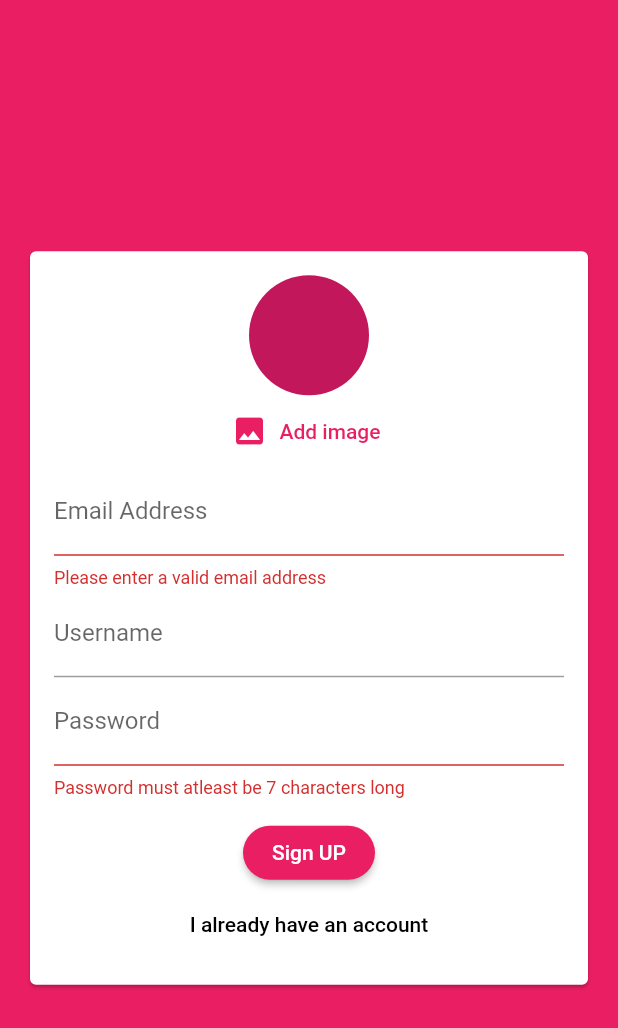
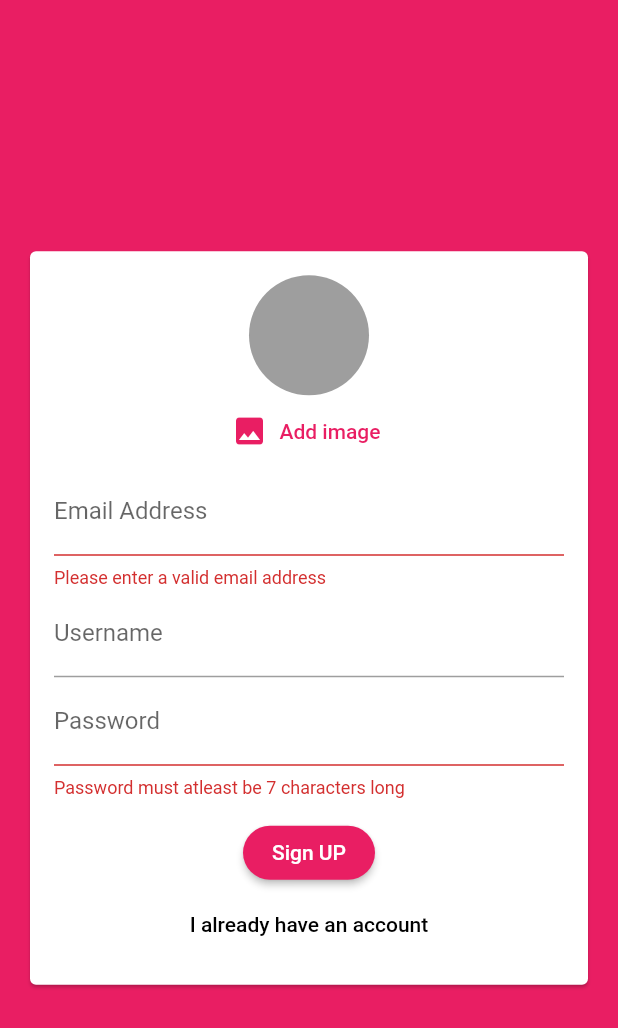
Before and after one commit to Abiolagbode/hiChat, a Flutter app: the screen it shows after launch, after a tap on "Login", after a tap on "Create a new account", on a phone screen of 412 x 824 dp. Shown: the top 1028 px of the screen. Run offline on Flutter 3.47's test engine with Material 2 defaults, Android fonts, the phone set to English and light mode, and no system bars; our stand-ins replace cloud_firestore, firebase_auth, firebase_messaging, firebase_storage, image_picker; accounts and stored records are empty.

```diff
--- a/lib/main.dart
+++ b/lib/main.dart
@@ -1,5 +1,6 @@
 import 'package:abiolachat/screen/auth_screen.dart';
 import 'package:abiolachat/screen/chat_screen.dart';
+import 'package:abiolachat/screen/splash_screen.dart';
 import 'package:flutter/material.dart';
 import 'package:firebase_auth/firebase_auth.dart';
 
@@ -36,6 +37,9 @@ class MyApp extends StatelessWidget {
         visualDensity: VisualDensity.adaptivePlatformDensity,
       ),
       home: StreamBuilder(stream: FirebaseAuth.instance.onAuthStateChanged,builder: (ctx, userSnapshot){
+        if(userSnapshot.connectionState == ConnectionState.waiting){
+          return SplashScreen();
+        }
         if(userSnapshot.hasData){
           return ChatScreen();
         }else
--- /dev/null
+++ b/lib/screen/splash_screen.dart
@@ -0,0 +1,14 @@
+import 'package:flutter/material.dart';
+
+class SplashScreen extends StatelessWidget {
+  @override
+  Widget build(BuildContext context) {
+    return Scaffold(
+      backgroundColor: Theme.of(context).primaryColor,
+      body: Center(
+        child: Text("Loading..."),
+      ),
+
+    );
+  }
+}
--- a/lib/widget/auth_form.dart
+++ b/lib/widget/auth_form.dart
@@ -1,3 +1,6 @@
+import 'dart:io';
+
+import 'package:abiolachat/widget/pickers/user_image_picker.dart';
 import 'package:flutter/material.dart';
 
 /* created by Abiola Gbode
@@ -14,6 +17,7 @@ class AuthForm extends StatefulWidget {
     String email,
     String username,
     String password,
+    File image,
     bool isLogin,
     BuildContext ctx
   ) submitFn;
@@ -29,16 +33,29 @@ class _AuthFormState extends State<AuthForm> {
   String _userEmail = '';
   String _userName = '';
   String _userPassword = '';
+  var _userImageFile ;
+
+  void _pickedImage(File image){
+    _userImageFile = image;
+
+  }
 
   void _trySubmit() {
     final isvalid = _formKey.currentState.validate();
     FocusScope.of(context).unfocus();
+
+    if(_userImageFile == null && !_isLogin){
+      Scaffold.of(context).showSnackBar(SnackBar(content: Text("Please pick an Image."),backgroundColor: Theme.of(context).errorColor,),);
+      return;
+    }
+
     if (isvalid) {
       _formKey.currentState.save();
       widget.submitFn(
         _userEmail.trim(),
         _userName.trim(),
         _userPassword.trim(),
+        _userImageFile,
         _isLogin,
         context,
       );
@@ -58,10 +75,12 @@ class _AuthFormState extends State<AuthForm> {
               child: Column(
                 mainAxisSize: MainAxisSize.min,
                 children: <Widget>[
-                  CircleAvatar(radius: 40,),
-                  FlatButton.icon(onPressed: (){}, icon: Icon(Icons.image), label: Text('Add image'),textColor: Theme.of(context).primaryColor,),
+                  if(!_isLogin)UserImagePicker(_pickedImage),
                   TextFormField(
                     key: ValueKey("email"),
+                    autocorrect: false,
+                    textCapitalization: TextCapitalization.none,
+                    enableSuggestions: false,
                     validator: (value) {
                       if (value.isEmpty || !value.contains("@")) {
                         return "Please enter a valid email address";
@@ -77,6 +96,9 @@ class _AuthFormState extends State<AuthForm> {
                   if (!_isLogin)
                     TextFormField(
                       key: ValueKey("username"),
+                      autocorrect: true,
+                    textCapitalization: TextCapitalization.words,
+                    enableSuggestions: false,
                       validator: (value) {
                         if (value.isEmpty || value.length <= 4) {
                           return "Username must atleast be 4 characters long";
--- a/lib/widget/chat/messages.dart
+++ b/lib/widget/chat/messages.dart
@@ -36,6 +36,7 @@ class Messages extends StatelessWidget {
                 itemBuilder: (ctx, index) => MessageBuble(
                   chatDocs[index]['text'],
                   chatDocs[index]['username'],
+                  chatDocs[index]['userImage'],
                   chatDocs[index]['userId'] == futureSnapshot.data.uid,
                   key: ValueKey(chatDocs[index].documentID),
                 ),
--- a/lib/widget/chat/new_message.dart
+++ b/lib/widget/chat/new_message.dart
@@ -26,6 +26,7 @@ class _NewMessageState extends State<NewMessage> {
       'createdAt': Timestamp.now(),
       'userId' : user.uid,
       'username' : userData['username'],
+      'userImage' : userData['image_url'],
     });
     _controller.clear();
   }
@@ -40,6 +41,9 @@ class _NewMessageState extends State<NewMessage> {
           Expanded(
             child: TextField(
               controller: _controller,
+              textCapitalization: TextCapitalization.sentences,
+              autocorrect: true,
+              enableSuggestions: true,
               decoration: InputDecoration(labelText: 'Send a Message...'),
               onChanged: (value) {
                 setState(() {
--- /dev/null
+++ b/lib/widget/pickers/user_image_picker.dart
@@ -0,0 +1,49 @@
+import 'dart:io';
+
+import 'package:flutter/material.dart';
+import 'package:image_picker/image_picker.dart';
+
+class UserImagePicker extends StatefulWidget {
+  UserImagePicker(this.imagePickFn);
+
+  final void Function(File pickedImage) imagePickFn;
+
+  @override
+  _UserImagePickerState createState() => _UserImagePickerState();
+}
+
+class _UserImagePickerState extends State<UserImagePicker> {
+  File _pickedImage;
+
+  void _pickImage() async {
+    final pickedImageFile = await ImagePicker.pickImage(
+      source: ImageSource.gallery,
+      imageQuality: 50,
+      maxWidth: 150,
+    );
+    setState(() {
+      _pickedImage = pickedImageFile;
+    });
+    widget.imagePickFn(pickedImageFile);
+  }
+
+  @override
+  Widget build(BuildContext context) {
+    return Column(
+      children: <Widget>[
+        CircleAvatar(
+          radius: 40,
+          backgroundColor: Colors.grey,
+          backgroundImage:
+              _pickedImage != null ? FileImage(_pickedImage) : null,
+        ),
+        FlatButton.icon(
+          onPressed: _pickImage,
+          icon: Icon(Icons.image),
+          label: Text('Add image'),
+          textColor: Theme.of(context).primaryColor,
+        ),
+      ],
+    );
+  }
+}
--- a/pubspec.yaml
+++ b/pubspec.yaml
@@ -28,10 +28,12 @@ dependencies:
   # The following adds the Cupertino Icons font to your application.
   # Use with the CupertinoIcons class for iOS style icons.
   cupertino_icons: ^0.1.3
-  cloud_firestore: ^0.12.9+5
+  cloud_firestore: ^0.13.7
   firebase_auth: ^0.16.1
   image_picker: ^0.6.7+2
   firebase_core: ^0.4.5
+  firebase_storage: ^3.1.6
+  firebase_messaging: ^6.0.16
 
 dev_dependencies:
   flutter_test:
```
Also changed, not shown: lib/screen/auth_screen.dart (+19 -1 lines), lib/screen/chat_screen.dart (+11 -0 lines), lib/widget/chat/message_buble.dart (+24 -5 lines), firebase.json (added), pubspec.lock, 12 other files.
